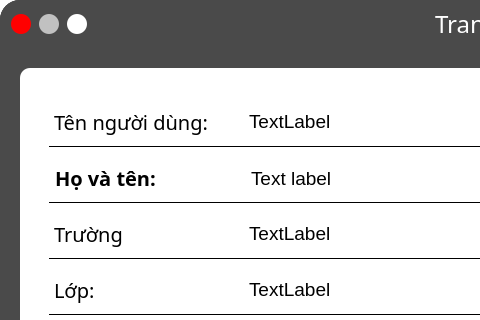
Above: UI_Files/profile_form.ui from hoangm960/Astraea before the change; both pictures show x 0 to 480 and y 0 to 320 of the 1121 by 605 pixel window. Below: the same form after it.
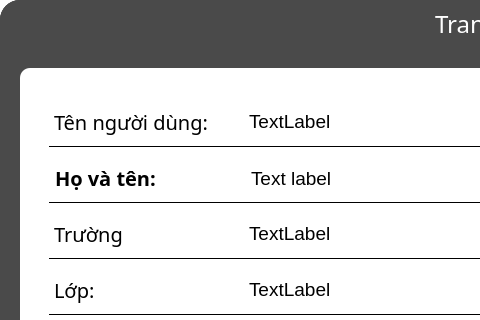
That is the form after the change. Icons and pictures are not drawn.

Commit message: Button_synchronized. Profile done.

The edit to the form file:
```diff
--- a/UI_Files/profile_form.ui
+++ b/UI_Files/profile_form.ui
@@ -104,20 +104,20 @@
            <widget class="QPushButton" name="btn_quit">
             <property name="minimumSize">
              <size>
-              <width>20</width>
-              <height>20</height>
+              <width>30</width>
+              <height>30</height>
              </size>
             </property>
             <property name="maximumSize">
              <size>
-              <width>20</width>
-              <height>20</height>
+              <width>30</width>
+              <height>30</height>
              </size>
             </property>
             <property name="styleSheet">
              <string notr="true">QPushButton {
-	border-radius: 10px;	
-	background-color: rgb(255,0,0);
+	background: transparent;
+	border-radius: 15px;
 }
 QPushButton:hover {
 	background-color: rgba(255,0,0,150);
@@ -132,20 +132,22 @@
            <widget class="QPushButton" name="btn_maximize">
             <property name="minimumSize">
              <size>
-              <width>20</width>
-              <height>20</height>
+              <width>30</width>
+              <height>30</height>
              </size>
             </property>
             <property name="maximumSize">
              <size>
-              <width>20</width>
-              <height>20</height>
+              <width>30</width>
+              <height>30</height>
              </size>
             </property>
             <property name="styleSheet">
              <string notr="true">QPushButton {
-	border-radius: 10px;	
-	background-color: rgb(193,193,193);
+	padding: 5px;
+	image: url(:/images/icons/maxmin.png);
+	background: transparent;
+	border-radius: 15px;
 }
 QPushButton:hover {
 	background-color: rgba(193,193,193,150);
@@ -160,20 +162,20 @@
            <widget class="QPushButton" name="btn_minimize">
             <property name="minimumSize">
              <size>
-              <width>20</width>
-              <height>20</height>
+              <width>30</width>
+              <height>30</height>
              </size>
             </property>
             <property name="maximumSize">
              <size>
-              <width>20</width>
-              <height>20</height>
+              <width>30</width>
+              <height>30</height>
              </size>
             </property>
             <property name="styleSheet">
              <string notr="true">QPushButton {
-	border-radius: 10px;	
-	background-color: rgb(255, 255, 255);
+	background: transparent;
+	border-radius: 15px;
 }
 QPushButton:hover {
 	background-color: rgba(255,255,255,150);
```
Left out of the diff: 19 changed lines with no effect on the pictures. The commit also changes 13 other files.
